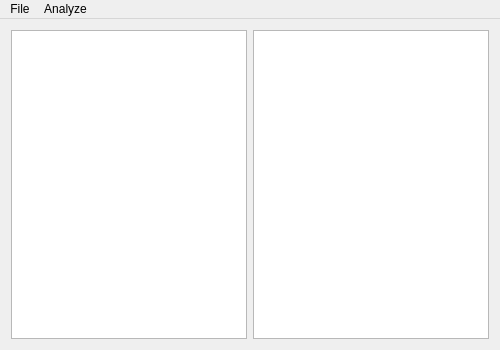
Before: the Qt Designer form mainwindow.ui in DaviesX/A1C-Analyzer, drawn with Qt 5.
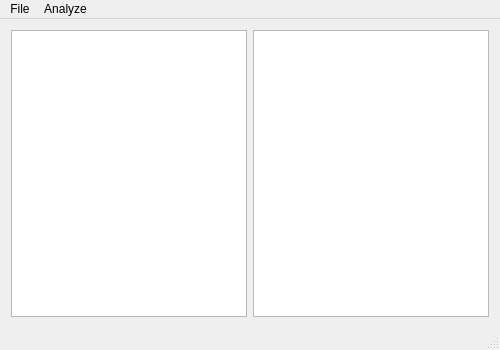
After: the same form once the commit is applied.

Patch:
```diff
--- a/mainwindow.ui
+++ b/mainwindow.ui
@@ -53,6 +53,7 @@
    <addaction name="menuFile"/>
    <addaction name="menuData"/>
   </widget>
+  <widget class="QStatusBar" name="status_bar"/>
   <action name="lab">
    <property name="text">
     <string>Load lab data</string>
```
Left out of the diff: 5 changed lines with no effect on the pictures.
